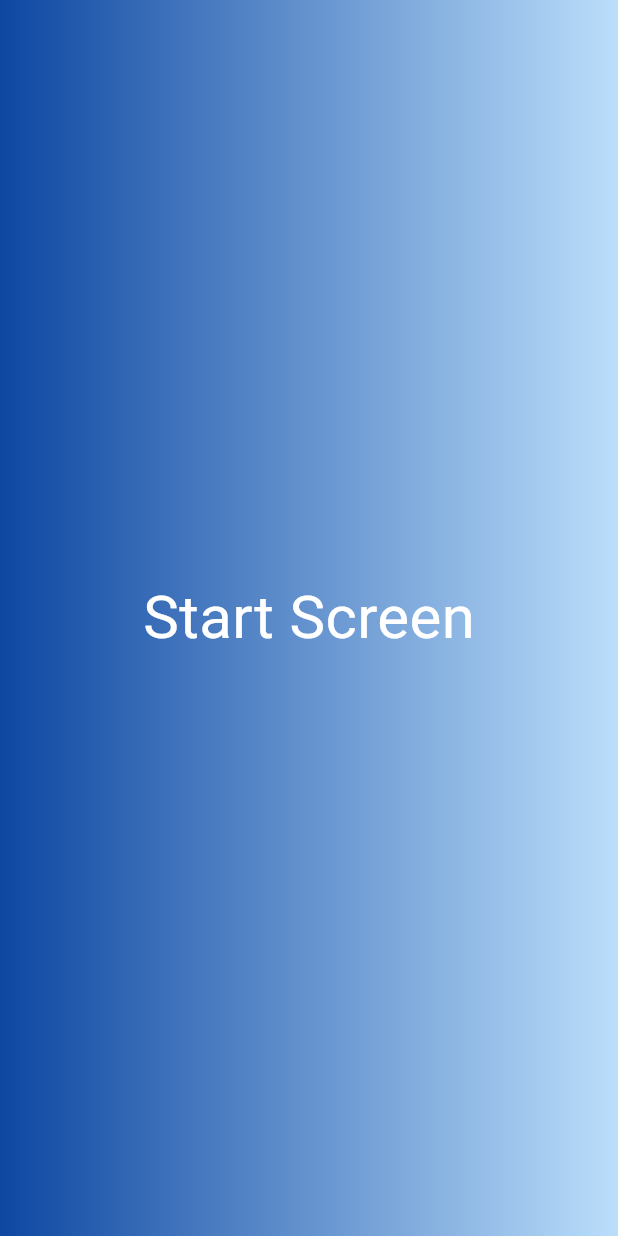
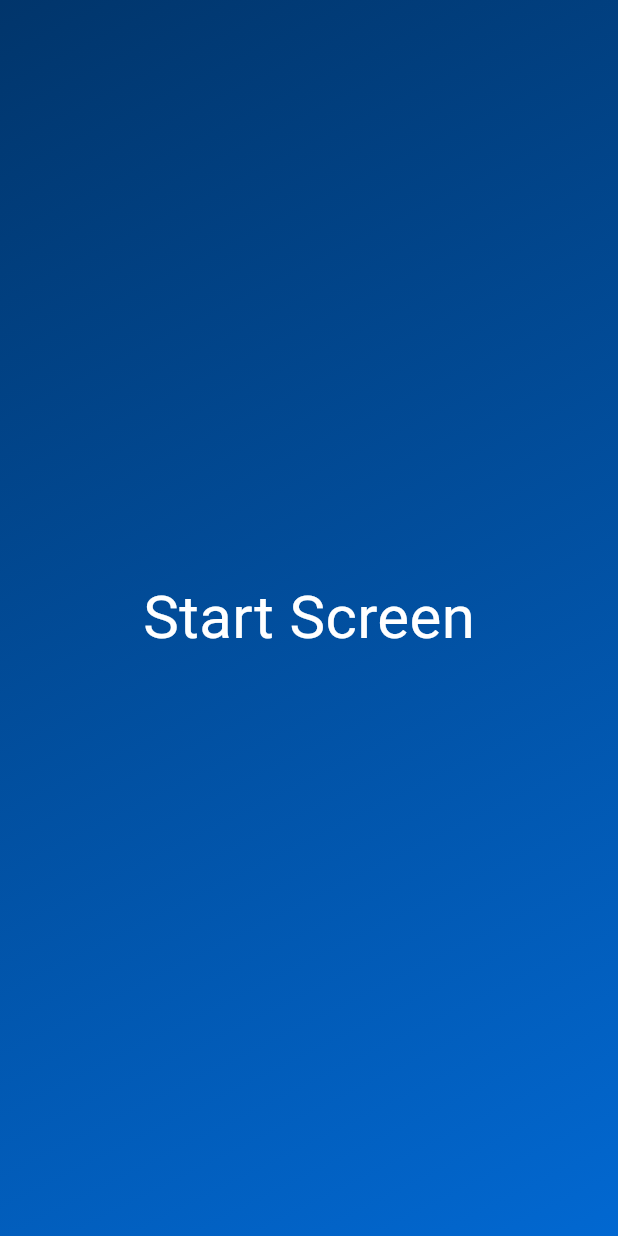
Before and after one commit to kirushanth05/quiz_application, a Flutter app: the screen it shows after launch, on a phone screen of 412 x 824 dp. Run offline on Flutter 3.47's test engine with Material 3 defaults, Android fonts, the phone set to English and light mode, and no system bars.

Commit message:
Extracted the MaterialApp widget to a new stateful widget and corrected the linear gradient color and it's alignment.

```diff
--- a/lib/main.dart
+++ b/lib/main.dart
@@ -2,15 +2,37 @@ import 'package:flutter/material.dart';
 import 'package:quiz_app/start_screen.dart';
 
 void main() {
-  runApp(MaterialApp(
+  runApp(
+    const MainScreen(),
+  );
+}
+
+class MainScreen extends StatefulWidget {
+  const MainScreen({
+    super.key,
+  });
+
+  @override
+  State<MainScreen> createState() => _MainScreenState();
+}
+
+class _MainScreenState extends State<MainScreen> {
+  @override
+  Widget build(BuildContext context) {
+    return MaterialApp(
+      debugShowCheckedModeBanner: false,
       home: Scaffold(
-          body: Container(
-            decoration: BoxDecoration(
-              gradient: LinearGradient(colors: [
-                Colors.blue.shade900, Colors.blue.shade100],
-                )
+        body: Container(
+          decoration: const BoxDecoration(
+            gradient: LinearGradient(
+              begin: Alignment.topLeft,
+              end: Alignment.bottomRight,
+              colors: [Color(0xff01356B), Color(0xff0268D1)],
             ),
-            child: StartScreen()
-            )
-          )));
+          ),
+          child: const StartScreen(),
+        ),
+      ),
+    );
+  }
 }
```
